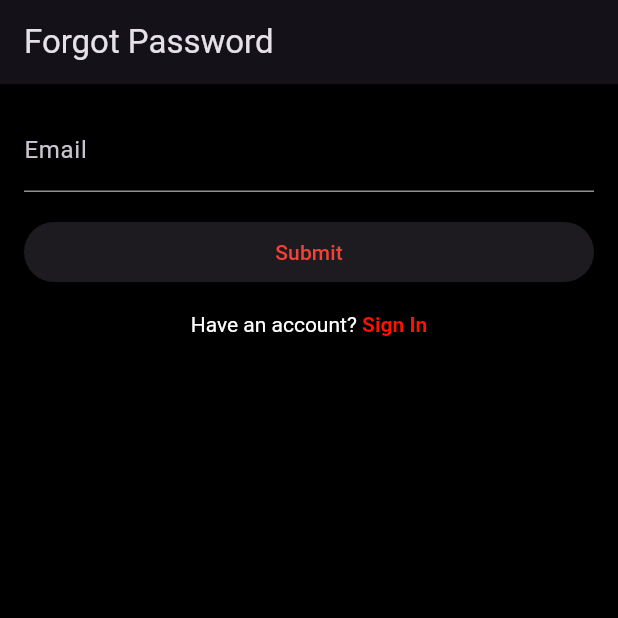
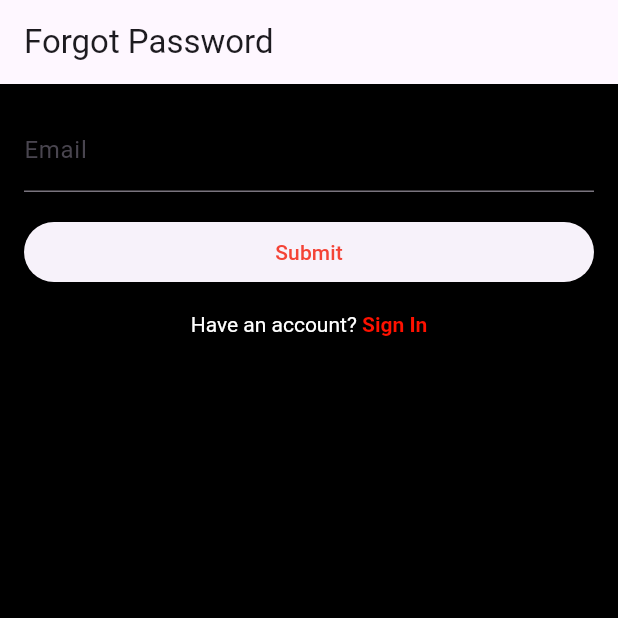
Before and after one commit to AhmadAleqeili2/AAAW-Movie, a Flutter app: the screen it shows after launch, after a tap on "Forget Your password ?", on a phone screen of 412 x 824 dp, the top half of it. Run offline on Flutter 3.47's test engine with Material 3 defaults, Android fonts, the phone set to English and light mode, and no system bars; our stand-ins replace cached_network_image, connectivity_plus, easy_localization, flutter_keyboard_visibility, flutter_staggered_animations, google_sign_in and 8 more; accounts and stored records are empty; network calls fail.

Commit message:
delete files and folder not have any داعي

```diff
--- a/lib/controller/movie_controller.dart
+++ b/lib/controller/movie_controller.dart
@@ -1,19 +1,13 @@
-import 'package:flutter/material.dart';
 import 'package:just_movie/constant/media_data.dart';
-import 'package:just_movie/model/movie.dart';
+import 'package:just_movie/model/media.dart';
 
-class MovieController extends ChangeNotifier {
+class MovieController  {
   static List<Media> media = [];
-  void getAllMedia()  {
-         Future.delayed(Duration(seconds: 2));
+  void getAllMedia() {
+    Future.delayed(Duration(seconds: 2));
 
-        for (var element in mediaData) {
-
-            media.add(Media.fromJson(element));
-
-        }
-
-
-
+    for (var element in mediaData) {
+      media.add(Media.fromJson(element));
     }
   }
+}
--- a/lib/controller/my_list_controller.dart
+++ /dev/null
@@ -1,3 +0,0 @@
-class MyListController {
-
-}
--- a/lib/main.dart
+++ b/lib/main.dart
@@ -1,16 +1,18 @@
 import 'package:easy_localization/easy_localization.dart';
 import 'package:flutter/material.dart';
 import 'package:hive_flutter/adapters.dart';
+import 'package:just_movie/utils/material_app.dart';
 
 import 'model/boxes.dart';
 import 'model/login_token.dart';
 import 'model/user.dart';
-import 'utils/provider.dart';
 // استيراد صفحة البداية الحقيقية
 
 void main() async {
+  //new for Walid and asem
   WidgetsFlutterBinding.ensureInitialized();
   await EasyLocalization.ensureInitialized();
+
 
   await Hive.initFlutter();
   Hive.registerAdapter(UserAdapter());
@@ -35,6 +37,6 @@ class MyApp extends StatelessWidget {
 
   @override
   Widget build(BuildContext context) {
-    return ProviderUtils();
+    return MaterialAppUtills();
   }
 }
--- a/lib/model/boxes.dart
+++ b/lib/model/boxes.dart
@@ -3,5 +3,7 @@ import 'package:hive/hive.dart';
 class Boxes {
   static late Box boxUser;
   static late Box boxToken;
-
+///
+// بالاستدعاء
+// Boxes.boxuser.
 }
--- a/lib/utils/material_app.dart
+++ b/lib/utils/material_app.dart
@@ -8,15 +8,12 @@ class MaterialAppUtills extends StatelessWidget {
 
   @override
   Widget build(BuildContext context) {
-    ThemeMode themeMode = ThemeMode.dark;
 
     return MaterialApp(
       title: 'Movie',
       home: MyCustomSplashScreen(),
       debugShowCheckedModeBanner: false,
-      theme: ThemeData.light(),
-      darkTheme: ThemeData.dark(),
-      themeMode: themeMode,
+      //new for Asem And Walid
       localizationsDelegates: context.localizationDelegates,
       supportedLocales: context.supportedLocales,
       locale: context.locale,
--- a/lib/utils/provider.dart
+++ /dev/null
@@ -1,16 +0,0 @@
-import 'package:flutter/material.dart';
-import 'package:just_movie/controller/movie_controller.dart';
-import 'package:just_movie/utils/material_app.dart';
-import 'package:provider/provider.dart';
-
-class ProviderUtils extends StatelessWidget {
-  const ProviderUtils({super.key});
-
-  @override
-  Widget build(BuildContext context) {
-    return MultiProvider(providers: [
-      ChangeNotifierProvider(create: (_) => MovieController()),
-    ],
-    child: MaterialAppUtills(),);
-  }
-}
--- a/lib/view/movie_detail_page.dart
+++ b/lib/view/movie_detail_page.dart
@@ -1,6 +1,6 @@
 import 'package:flutter/material.dart';
 import 'package:just_movie/colors.dart';
-import 'package:just_movie/model/movie.dart';
+import 'package:just_movie/model/media.dart';
 import 'package:just_movie/widgets/MoviedetileWidget/Epsoid.dart';
 import 'package:just_movie/widgets/MoviedetileWidget/PeopleReviews.dart';
 import 'package:just_movie/widgets/MoviedetileWidget/ReviewSection.dart';
--- a/lib/view/movie_list.dart
+++ b/lib/view/movie_list.dart
@@ -3,7 +3,7 @@ import 'package:just_movie/widgets/movie..dart';
 import 'package:flutter_staggered_animations/flutter_staggered_animations.dart';
 import 'package:skeletonizer/skeletonizer.dart';
 
-import '../model/movie.dart';
+import '../model/media.dart';
 
 class MovieListView extends StatefulWidget {
   const MovieListView({super.key, required this.mediaData});
--- a/lib/view/search_page.dart
+++ b/lib/view/search_page.dart
@@ -1,7 +1,7 @@
 import 'package:flutter/material.dart';
 import 'package:just_movie/colors.dart';
 import 'package:just_movie/controller/movie_controller.dart';
-import 'package:just_movie/model/movie.dart';
+import 'package:just_movie/model/media.dart';
 import 'package:just_movie/widgets/Search/search_result_page.dart';
 import 'package:speech_to_text/speech_to_text.dart' as stt;
 
--- a/lib/widgets/MoviedetileWidget/episode_details.dart
+++ b/lib/widgets/MoviedetileWidget/episode_details.dart
@@ -1,5 +1,5 @@
 import 'package:flutter/material.dart';
-import 'package:just_movie/model/movie.dart';
+import 'package:just_movie/model/media.dart';
 
 class EpisodeDetails extends StatelessWidget {
   final Media Data;
--- a/lib/widgets/scrolled_list_widget.dart
+++ b/lib/widgets/scrolled_list_widget.dart
@@ -4,7 +4,7 @@ import 'package:just_movie/colors.dart';
 import 'package:just_movie/function/navigate.dart';
 import 'package:just_movie/view/movie_detail_page.dart';
 
-import '../model/movie.dart';
+import '../model/media.dart';
 
 class ScrolledListWidget extends StatelessWidget {
   final List<Media> items;
```
Also changed, not shown: lib/controller/auth_controller.dart (+1 -6 lines), lib/model/media.dart (renamed from lib/model/movie.dart, +0 -17 lines), lib/model/my_list_movies.dart (deleted, +0 -8 lines), lib/services/api.dart (deleted, +0 -20 lines).
